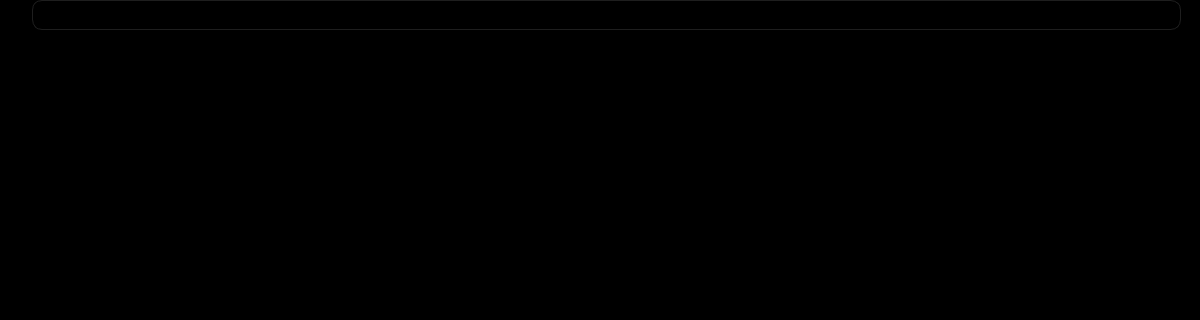
First picture: the form in assets/PlayerMainWindow.ui, repository ifreddyrod/SPYDER-Player-pyqt, before the edit; both pictures show x 0 to 1200 and y 0 to 320 of the 1200 by 799 pixel window.
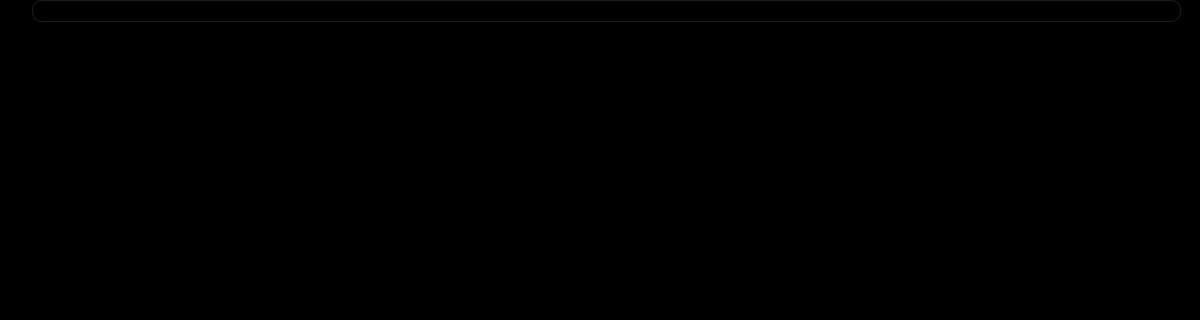
Second picture: the form after the edit. Icons and pictures are not drawn.

Commit message: - Fixed the logic with muting - The bar is still visible when in full screen (no luck at removing it).  Also mouse events are ignored when in full screen as well. - There have been many crashes with VLC.  Not sure if this is worth the headache to get this to work.

The edit to the form file:
```diff
--- a/assets/PlayerMainWindow.ui
+++ b/assets/PlayerMainWindow.ui
@@ -116,7 +116,7 @@
              <item>
               <widget class="QLineEdit" name="Query_input">
                <property name="sizePolicy">
-                <sizepolicy hsizetype="Expanding" vsizetype="Fixed">
+                <sizepolicy hsizetype="Preferred" vsizetype="Preferred">
                  <horstretch>0</horstretch>
                  <verstretch>0</verstretch>
                 </sizepolicy>
@@ -124,6 +124,12 @@
                <property name="minimumSize">
                 <size>
                  <width>0</width>
+                 <height>0</height>
+                </size>
+               </property>
+               <property name="maximumSize">
+                <size>
+                 <width>16777215</width>
                  <height>30</height>
                 </size>
                </property>
```
Left out of the diff: 8 changed lines with no effect on the pictures. The commit also changes 5 other files.
